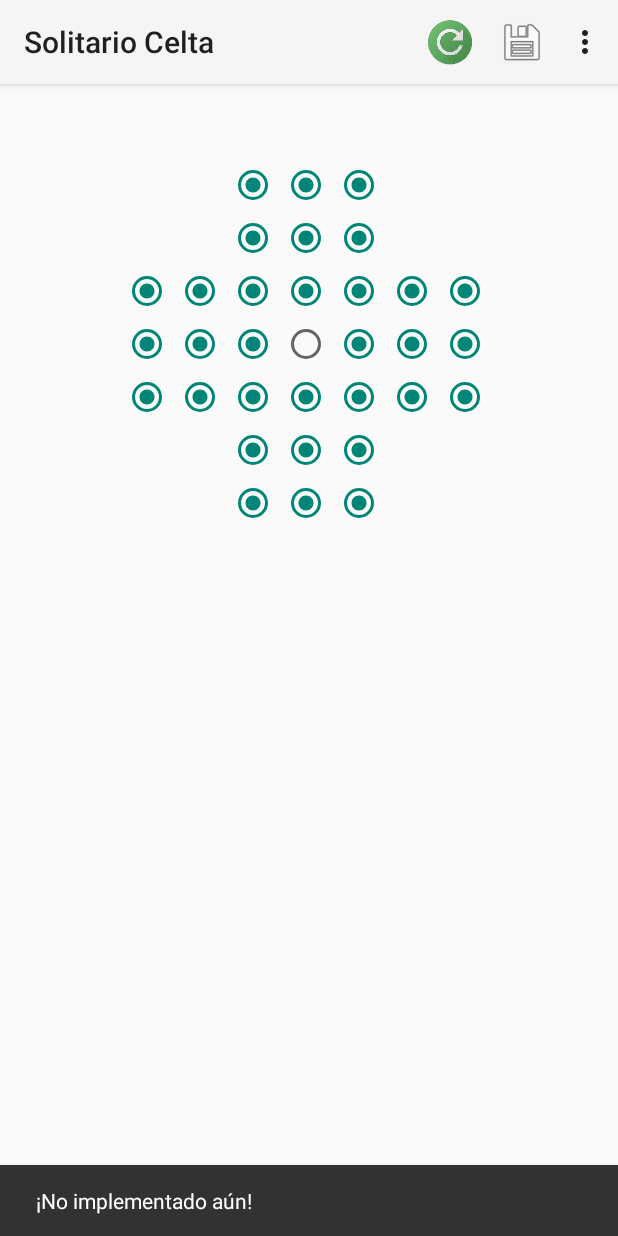
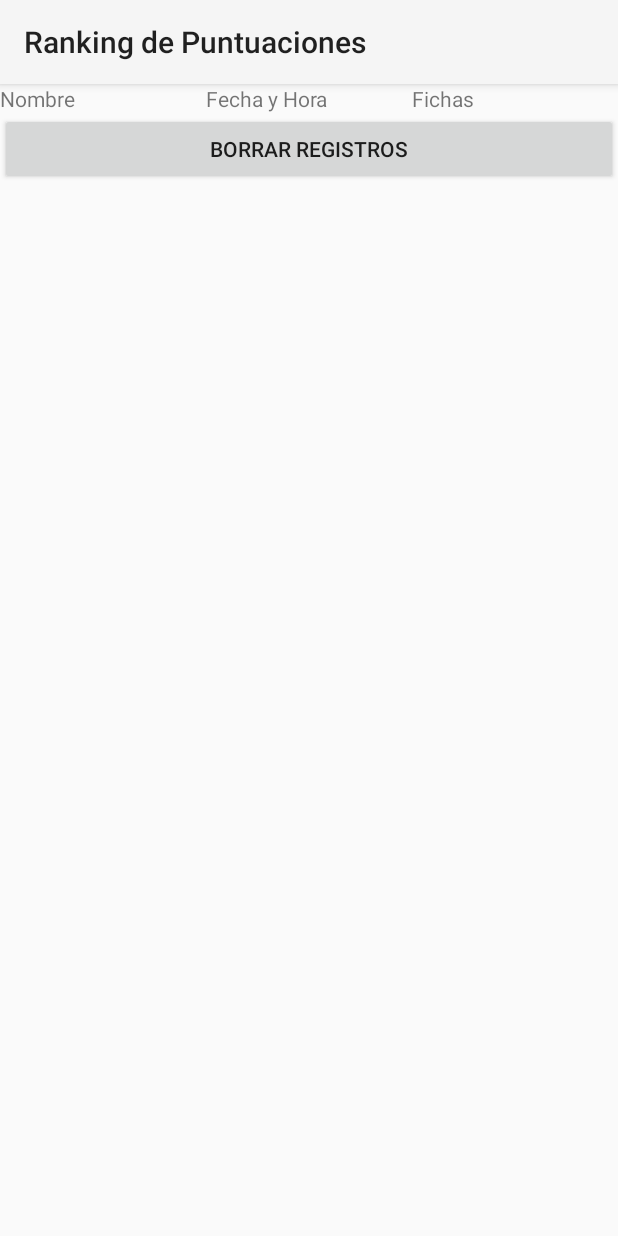
Before and after one commit to Gabehh/solitario_celta_android, an Android app: the screen it shows after launch (MainActivity before the commit, History after it), in the options menu, after a tap on "Mejores Resultados", on a phone screen of 412 x 824 dp. Run offline under Robolectric (Android 15) with nearby library versions, the phone set to English and light mode, and no system bars.

Commit message:
Opción Mostrar Resultados.

```diff
--- a/app/src/main/java/es/upm/miw/SolitarioCelta/DBManager.java
+++ b/app/src/main/java/es/upm/miw/SolitarioCelta/DBManager.java
@@ -2,9 +2,13 @@ package es.upm.miw.SolitarioCelta;
 
 import android.content.ContentValues;
 import android.content.Context;
+import android.database.Cursor;
+import android.database.DatabaseUtils;
 import android.database.sqlite.SQLiteDatabase;
 import android.database.sqlite.SQLiteOpenHelper;
 import android.support.annotation.Nullable;
+
+import java.util.ArrayList;
 
 public class DBManager extends SQLiteOpenHelper {
     private static final String DB_NAME = JuegoContract.JuegoEntry.TABLE_NAME + ".db";
@@ -31,7 +35,7 @@ public class DBManager extends SQLiteOpenHelper {
         onCreate(db);
     }
 
-    public long addItem(Puntuacion puntuacion){
+    public long AddItem(Puntuacion puntuacion){
         SQLiteDatabase db = this.getWritableDatabase();
         ContentValues cv = new ContentValues();
         cv.put(JuegoContract.JuegoEntry.COL_NAME_NOMBRE, puntuacion.getName());
@@ -41,4 +45,37 @@ public class DBManager extends SQLiteOpenHelper {
     }
 
 
+    public ArrayList<Puntuacion> GetAll() {
+        String consultaSQL = "SELECT * FROM " + JuegoContract.JuegoEntry.TABLE_NAME + " ORDER BY " + JuegoContract.JuegoEntry.COL_FICHAS;
+        ArrayList<Puntuacion> listScore = new ArrayList<>();
+        SQLiteDatabase db = this.getReadableDatabase();
+        Cursor cursor = db.rawQuery(consultaSQL, null);
+
+        if (cursor.moveToFirst()) {
+            while (!cursor.isAfterLast()) {
+                Puntuacion score = new Puntuacion();
+                score.setid(cursor.getInt(cursor.getColumnIndex(JuegoContract.JuegoEntry.COL_NAME_ID)));
+                score.setName(cursor.getString(cursor.getColumnIndex(JuegoContract.JuegoEntry.COL_NAME_NOMBRE)));
+                score.setFichas(cursor.getInt(cursor.getColumnIndex(JuegoContract.JuegoEntry.COL_FICHAS)));
+                score.setDate(cursor.getString(cursor.getColumnIndex(JuegoContract.JuegoEntry.COL_DATE)));
+                listScore.add(score);
+                cursor.moveToNext();
+            }
+        }
+        cursor.close();
+        db.close();
+        return listScore;
+    }
+
+    public void Delete() {
+        SQLiteDatabase db = this.getWritableDatabase();
+        db.execSQL("delete from "+JuegoContract.JuegoEntry.TABLE_NAME);
+    }
+
+    public long Count() {
+        SQLiteDatabase db = this.getReadableDatabase();
+        return DatabaseUtils.queryNumEntries(db, JuegoContract.JuegoEntry.TABLE_NAME);
+    }
+
+
 }
--- /dev/null
+++ b/app/src/main/java/es/upm/miw/SolitarioCelta/History.java
@@ -0,0 +1,53 @@
+package es.upm.miw.SolitarioCelta;
+
+import android.os.Bundle;
+import android.support.design.widget.Snackbar;
+import android.support.v7.app.AppCompatActivity;
+import android.view.View;
+import android.widget.ListView;
+
+import java.util.ArrayList;
+
+public class History extends AppCompatActivity {
+
+    private DBManager bd;
+    private ArrayList<Puntuacion> list;
+
+    public void onCreate(Bundle savedInstanceState) {
+        super.onCreate(savedInstanceState);
+        setContentView(R.layout.score);
+        bd = new DBManager(this);
+        this.GetRanking();
+    }
+
+    public void Delete(View view)
+    {
+        if(bd.Count()>0)
+            new AlertDialogDelete().show(getFragmentManager(), "ALERT_DIALOG");
+        else
+            this.ShowMessage(getString(R.string.txtMensajeoBorrarError));
+    }
+
+    public void Clear(){
+        bd.Delete();
+        this.GetRanking();
+    }
+
+    private void GetRanking(){
+        list = bd.GetAll();
+        ListView listScore = findViewById(R.id.lvListScore);
+        listScore.setAdapter(new PuntuacionAdapter(
+                this,
+                list,
+                R.layout.list_score
+        ));
+    }
+
+    private void ShowMessage(String message){
+        Snackbar.make(
+                findViewById(android.R.id.content),
+                message,
+                Snackbar.LENGTH_LONG
+        ).show();
+    }
+}
--- a/app/src/main/java/es/upm/miw/SolitarioCelta/MainActivity.java
+++ b/app/src/main/java/es/upm/miw/SolitarioCelta/MainActivity.java
@@ -30,9 +30,9 @@ public class MainActivity extends AppCompatActivity {
 
 	SCeltaViewModel miJuego;
     public final String LOG_KEY = "MiW";
-    DBManager bd;
     private final int LONGITUD_MENSAJE = 140; // Máxima longitud mensajes
     private SharedPreferences preferencias;
+    private DBManager bd;
 
     public void onCreate(Bundle savedInstanceState) {
         super.onCreate(savedInstanceState);
@@ -61,7 +61,7 @@ public class MainActivity extends AppCompatActivity {
         mostrarTablero();
         if (miJuego.juegoTerminado()) {
             Puntuacion puntuacion = new Puntuacion(GetUser(),GetDate(),this.miJuego.numeroFichas());
-            if(bd.addItem(puntuacion)==-1) this.ShowMessage(getString(R.string.guarduarPuntuacionError));
+            if(bd.AddItem(puntuacion)==-1) this.ShowMessage(getString(R.string.guarduarPuntuacionError));
             new AlertDialogFragment().show(getFragmentManager(), "ALERT_DIALOG");
         }
     }
@@ -112,8 +112,9 @@ public class MainActivity extends AppCompatActivity {
                 else
                     new AlertDialogRestore().show(getFragmentManager(), "ALERT_DIALOG");
                 return true;
-
-
+            case R.id.opcMejoresResultados:
+                startActivity(new Intent(this, History.class));
+                return true;
             // TODO!!! resto opciones
 
             default:
--- /dev/null
+++ b/app/src/main/java/es/upm/miw/SolitarioCelta/PuntuacionAdapter.java
@@ -0,0 +1,48 @@
+package es.upm.miw.SolitarioCelta;
+
+import android.content.Context;
+import android.support.annotation.NonNull;
+import android.view.LayoutInflater;
+import android.view.View;
+import android.view.ViewGroup;
+import android.widget.ArrayAdapter;
+import android.widget.TextView;
+
+import java.util.ArrayList;
+
+public class PuntuacionAdapter extends ArrayAdapter {
+
+    private Context context;
+    private ArrayList<Puntuacion> score;
+    private int resource;
+
+    public PuntuacionAdapter(Context context, ArrayList<Puntuacion> score, int resource) {
+        super(context, resource, score);
+        this.context = context;
+        this.score = score;
+        this.resource = resource;
+        setNotifyOnChange(true);
+    }
+
+    @NonNull
+    @Override
+    public View getView(int position, View convertView, @NonNull ViewGroup parent) {
+        if (convertView == null) {
+            LayoutInflater inflater =
+                    (LayoutInflater) context.getSystemService(Context.LAYOUT_INFLATER_SERVICE);
+            convertView = inflater.inflate(this.resource, null);
+        }
+        Puntuacion puntuacion = score.get(position);
+        if (puntuacion != null) {
+            TextView tvNombre = convertView.findViewById(R.id.tvName);
+            tvNombre.setText(puntuacion.getName());
+            TextView tvTamanio = convertView.findViewById(R.id.tvDate);
+            tvTamanio.setText(String.valueOf(puntuacion.getDate()));
+            TextView tvPrecio = convertView.findViewById(R.id.tvFichas);
+            tvPrecio.setText(String.valueOf(puntuacion.getFichas()));
+        }
+        return convertView;
+    }
+
+
+}
--- /dev/null
+++ b/app/src/main/res/layout/score.xml
@@ -0,0 +1,44 @@
+<?xml version="1.0" encoding="utf-8"?>
+<LinearLayout xmlns:android="http://schemas.android.com/apk/res/android"
+    android:orientation="vertical" android:layout_width="match_parent"
+    android:layout_height="match_parent">
+
+    <LinearLayout
+        android:layout_width="match_parent"
+        android:layout_height="wrap_content"
+        android:orientation="horizontal">
+
+        <TextView
+            android:id="@+id/textView2"
+            android:layout_width="0dp"
+            android:layout_height="wrap_content"
+            android:layout_weight="2"
+            android:text="Nombre" />
+
+        <TextView
+            android:id="@+id/textView"
+            android:layout_width="0dp"
+            android:layout_height="wrap_content"
+            android:layout_weight="2"
+            android:text="Fecha y Hora" />
+
+        <TextView
+            android:id="@+id/textView3"
+            android:layout_width="0dp"
+            android:layout_height="wrap_content"
+            android:layout_weight="2"
+            android:text="Fichas" />
+
+    </LinearLayout>
+
+    <ListView
+        android:id="@+id/lvListScore"
+        android:layout_width="match_parent"
+        android:layout_height="wrap_content" />
+    <Button
+        android:id="@+id/buttonDelete"
+        android:layout_width="match_parent"
+        android:layout_height="wrap_content"
+        android:onClick="Delete"
+        android:text="@string/prefButtonDelete" />
+</LinearLayout>
--- a/app/src/main/res/values/strings.xml
+++ b/app/src/main/res/values/strings.xml
@@ -27,6 +27,13 @@
     <string name="txtDialogoRestaurarPregunta">¿Desea restaurar la partida y perder el progreso actual?</string>
     <string name="txtDialogoRestaurarAfirmativo">Sí</string>
     <string name="txtDialogoRestaurarNegativo">No</string>
+
+    <!-- Diálogo Borrar -->
+    <string name="txtDialogoBorrarTitulo">Borrar los resultados</string>
+    <string name="txtDialogoBorrarPregunta">¿Desea borrar los resultados ?</string>
+    <string name="txtDialogoBorrarAfirmativo">Sí</string>
+    <string name="txtDialogoBorrarNegativo">No</string>
+    <string name="txtMensajeoBorrarError">No existen registros para borrar</string>
 
     <!-- Acerca de -->
     <string name="aboutText">Acerca de</string>
@@ -59,6 +66,13 @@
     <string name="key_NameUser">pref_NombreJugador</string>
     <string name="default_NameUser">User</string>
 
+    <!-- Ranking -->
+    <string name="prefTituloRanking">Ranking de Puntuaciones</string>
+    <string name="key_List">pref_Score</string>
+
+    <!-- Botones -->
+    <string name="prefButtonDelete">Borrar Registros</string>
+
 
 
 </resources>
```
Also changed, not shown: app/src/main/AndroidManifest.xml (+8 -0 lines), app/src/main/java/es/upm/miw/SolitarioCelta/AlertDialogDelete.java (added, +39 -0 lines), app/src/main/res/layout/list_score.xml (added, +29 -0 lines).
